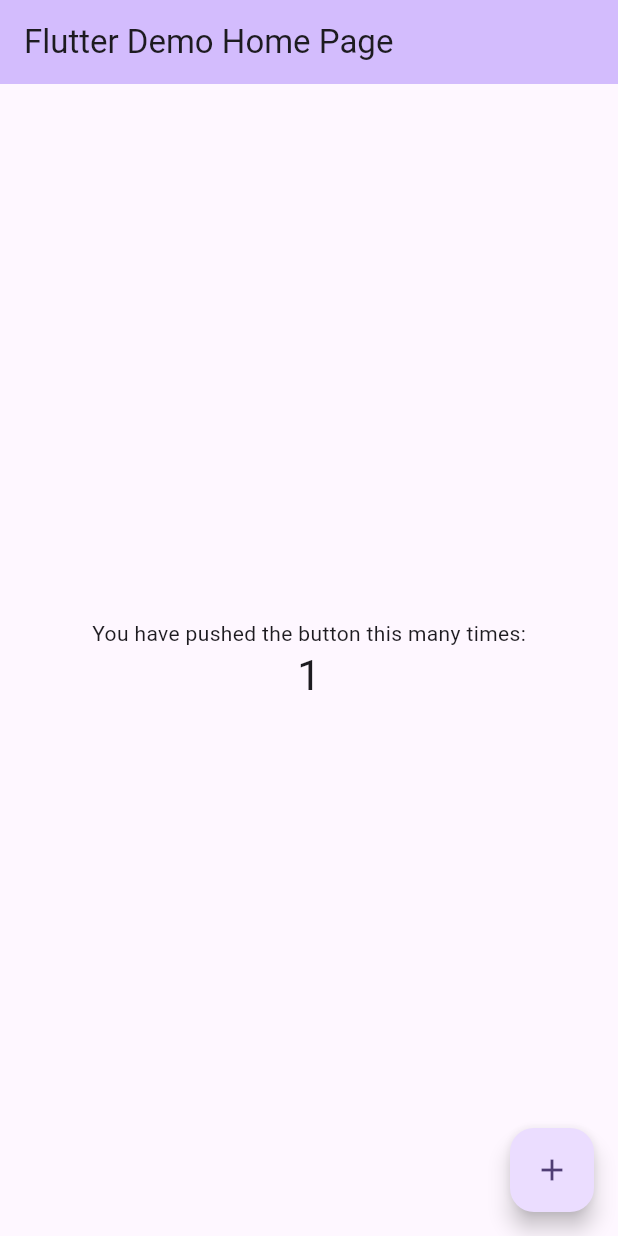
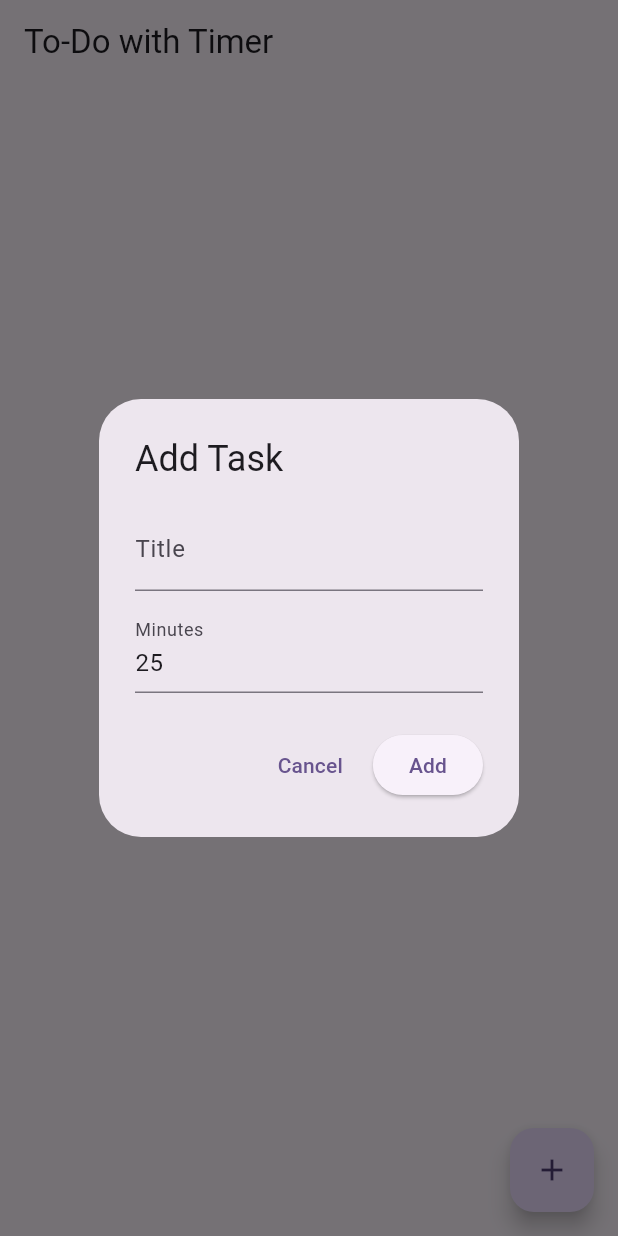
Before and after one commit to happyalisa0864/productivity-app, a Flutter app: the screen it shows after launch, after a tap on the "add" icon, on a phone screen of 412 x 824 dp. Run offline on Flutter 3.47's test engine with Material 3 defaults, Android fonts, the light colour scheme and no system bars; our stand-ins replace flutter_riverpod, shared_preferences.

Commit message:
feat: initialize iOS CocoaPods and add Riverpod setup with task repository

```diff
--- a/lib/main.dart
+++ b/lib/main.dart
@@ -1,7 +1,9 @@
 import 'package:flutter/material.dart';
+import 'package:flutter_riverpod/flutter_riverpod.dart';
+import 'package:productivity_app/src/presentation/pages/home_page.dart';
 
 void main() {
-  runApp(const MyApp());
+  runApp(const ProviderScope(child: MyApp()));
 }
 
 class MyApp extends StatelessWidget {
@@ -11,7 +13,7 @@
   @override
   Widget build(BuildContext context) {
     return MaterialApp(
-      title: 'Flutter Demo',
+      title: 'Productivity App',
       theme: ThemeData(
         // This is the theme of your application.
         //
@@ -30,7 +32,7 @@
         // tested with just a hot reload.
         colorScheme: ColorScheme.fromSeed(seedColor: Colors.deepPurple),
       ),
-      home: const MyHomePage(title: 'Flutter Demo Home Page'),
+      home: const HomePage(),
     );
   }
 }
--- /dev/null
+++ b/lib/src/core/providers.dart
@@ -0,0 +1,11 @@
+import 'package:flutter_riverpod/flutter_riverpod.dart';
+import 'package:productivity_app/src/data/datasources/local_data_source.dart';
+import 'package:productivity_app/src/data/repositories/task_repository_impl.dart';
+import 'package:productivity_app/src/domain/repositories/task_repository.dart';
+import 'package:shared_preferences/shared_preferences.dart';
+
+final repositoryProvider = FutureProvider<TaskRepository>((ref) async {
+  final prefs = await SharedPreferences.getInstance();
+  final local = SharedPreferencesLocalDataSource(prefs);
+  return TaskRepositoryImpl(local);
+});
--- /dev/null
+++ b/lib/src/data/datasources/local_data_source.dart
@@ -0,0 +1,23 @@
+import 'package:shared_preferences/shared_preferences.dart';
+
+abstract class LocalDataSource {
+  Future<List<String>> readTasksJson();
+  Future<void> writeTasksJson(List<String> tasksJson);
+}
+
+class SharedPreferencesLocalDataSource implements LocalDataSource {
+  static const String key = 'tasks';
+  final SharedPreferences prefs;
+  SharedPreferencesLocalDataSource(this.prefs);
+
+  @override
+  Future<List<String>> readTasksJson() async {
+    final list = prefs.getStringList(key);
+    return list ?? <String>[];
+  }
+
+  @override
+  Future<void> writeTasksJson(List<String> tasksJson) async {
+    await prefs.setStringList(key, tasksJson);
+  }
+}
--- /dev/null
+++ b/lib/src/data/repositories/task_repository_impl.dart
@@ -0,0 +1,21 @@
+import 'package:productivity_app/src/data/datasources/local_data_source.dart';
+import 'package:productivity_app/src/data/models/task_model.dart';
+import 'package:productivity_app/src/domain/entities/task.dart';
+import 'package:productivity_app/src/domain/repositories/task_repository.dart';
+
+class TaskRepositoryImpl implements TaskRepository {
+  final LocalDataSource local;
+  TaskRepositoryImpl(this.local);
+
+  @override
+  Future<List<Task>> loadTasks() async {
+    final raw = await local.readTasksJson();
+    return raw.map((e) => TaskModel.fromJson(e).toEntity()).toList();
+  }
+
+  @override
+  Future<void> saveTasks(List<Task> tasks) async {
+    final jsonList = tasks.map((t) => TaskModel.fromEntity(t).toJson()).toList();
+    await local.writeTasksJson(jsonList);
+  }
+}
--- /dev/null
+++ b/lib/src/domain/entities/task.dart
@@ -0,0 +1,47 @@
+class Task {
+  final String id;
+  final String title;
+  final int totalSeconds;
+  final int remainingSeconds;
+  final bool isCompleted;
+  final bool isRunning;
+  final DateTime createdAt;
+  final DateTime updatedAt;
+
+  const Task({
+    required this.id,
+    required this.title,
+    required this.totalSeconds,
+    required this.remainingSeconds,
+    required this.isCompleted,
+    required this.isRunning,
+    required this.createdAt,
+    required this.updatedAt,
+  });
+
+  Task copyWith({
+    String? id,
+    String? title,
+    int? totalSeconds,
+    int? remainingSeconds,
+    bool? isCompleted,
+    bool? isRunning,
+    DateTime? createdAt,
+    DateTime? updatedAt,
+  }) {
+    return Task(
+      id: id ?? this.id,
+      title: title ?? this.title,
+      totalSeconds: totalSeconds ?? this.totalSeconds,
+      remainingSeconds: remainingSeconds ?? this.remainingSeconds,
+      isCompleted: isCompleted ?? this.isCompleted,
+      isRunning: isRunning ?? this.isRunning,
+      createdAt: createdAt ?? this.createdAt,
+      updatedAt: updatedAt ?? this.updatedAt,
+    );
+  }
+
+  double get progress => totalSeconds == 0
+      ? 0
+      : (1 - (remainingSeconds.clamp(0, totalSeconds) / totalSeconds));
+}
--- /dev/null
+++ b/lib/src/domain/repositories/task_repository.dart
@@ -0,0 +1,6 @@
+import 'package:productivity_app/src/domain/entities/task.dart';
+
+abstract class TaskRepository {
+  Future<List<Task>> loadTasks();
+  Future<void> saveTasks(List<Task> tasks);
+}
--- /dev/null
+++ b/lib/src/presentation/notifiers/task_notifier.dart
@@ -0,0 +1,160 @@
+import 'dart:async';
+
+import 'package:flutter_riverpod/flutter_riverpod.dart';
+import 'package:productivity_app/src/domain/entities/task.dart';
+import 'package:productivity_app/src/domain/repositories/task_repository.dart';
+import 'package:uuid/uuid.dart';
+
+class TaskNotifier extends StateNotifier<AsyncValue<List<Task>>> {
+  final TaskRepository? _repo;
+  Timer? _timer;
+  String? _runningTaskId;
+
+  TaskNotifier.loading()
+      : _repo = null,
+        super(const AsyncLoading());
+
+  TaskNotifier.error(Object e, StackTrace st)
+      : _repo = null,
+        super(AsyncError(e, st));
+
+  TaskNotifier(this._repo) : super(const AsyncLoading());
+
+  Future<void> init() async {
+    final repo = _repo!;
+    try {
+      final tasks = await repo.loadTasks();
+      state = AsyncData(tasks);
+    } catch (e, st) {
+      state = AsyncError(e, st);
+    }
+  }
+
+  Future<void> _persist(List<Task> tasks) async {
+    final repo = _repo;
+    if (repo == null) return;
+    await repo.saveTasks(tasks);
+  }
+
+  Future<void> addTask({required String title, required int minutes}) async {
+    final current = state.value ?? <Task>[];
+    final now = DateTime.now();
+    final total = minutes * 60;
+    final task = Task(
+      id: const Uuid().v4(),
+      title: title.trim(),
+      totalSeconds: total,
+      remainingSeconds: total,
+      isCompleted: false,
+      isRunning: false,
+      createdAt: now,
+      updatedAt: now,
+    );
+    final updated = [...current, task];
+    state = AsyncData(updated);
+    await _persist(updated);
+  }
+
+  Future<void> deleteTask(String id) async {
+    // If deleting the running task, stop timer
+    if (_runningTaskId == id) {
+      await pauseTimer();
+    }
+    final updated = (state.value ?? <Task>[]).where((t) => t.id != id).toList();
+    state = AsyncData(updated);
+    await _persist(updated);
+  }
+
+  Future<void> toggleComplete(String id) async {
+    final list = [...(state.value ?? <Task>[])];
+    final idx = list.indexWhere((t) => t.id == id);
+    if (idx == -1) return;
+    final t = list[idx];
+    final completed = !t.isCompleted;
+    // If marking complete and it's running, pause
+    if (completed && _runningTaskId == id) {
+      await pauseTimer(save: false);
+    }
+    list[idx] = t.copyWith(
+      isCompleted: completed,
+      isRunning: false,
+      updatedAt: DateTime.now(),
+    );
+    state = AsyncData(list);
+    await _persist(list);
+  }
+
+  Future<void> startTimer(String id) async {
+    // Stop any existing timer first
+    if (_runningTaskId != null && _runningTaskId != id) {
+      await pauseTimer(save: false);
+    }
+
+    final list = [...(state.value ?? <Task>[])];
+    final idx = list.indexWhere((t) => t.id == id);
+    if (idx == -1) return;
+    var task = list[idx];
+    if (task.isCompleted) return; // do not start completed tasks
+
+    _runningTaskId = id;
+    task = task.copyWith(isRunning: true, updatedAt: DateTime.now());
+    list[idx] = task;
+    state = AsyncData(list);
+    await _persist(list);
+
+    _timer?.cancel();
+    _timer = Timer.periodic(const Duration(seconds: 1), (timer) async {
+      final currentList = [...(state.value ?? <Task>[])];
+      final i = currentList.indexWhere((t) => t.id == id);
+      if (i == -1) {
+        timer.cancel();
+        _runningTaskId = null;
+        return;
+      }
+      var cur = currentList[i];
+      if (!cur.isRunning) {
+        timer.cancel();
+        if (_runningTaskId == id) _runningTaskId = null;
+        return;
+      }
+
+      final remaining = (cur.remainingSeconds - 1).clamp(0, cur.totalSeconds);
+      final done = remaining == 0;
+      cur = cur.copyWith(
+        remainingSeconds: remaining,
+        isRunning: !done,
+        isCompleted: cur.isCompleted || done,
+        updatedAt: DateTime.now(),
+      );
+      currentList[i] = cur;
+      state = AsyncData(currentList);
+      await _persist(currentList);
+
+      if (done) {
+        timer.cancel();
+        if (_runningTaskId == id) _runningTaskId = null;
+      }
+    });
+  }
+
+  Future<void> pauseTimer({bool save = true}) async {
+    _timer?.cancel();
+    final runningId = _runningTaskId;
+    _runningTaskId = null;
+    if (runningId == null) return;
+
+    final list = [...(state.value ?? <Task>[])];
+    final idx = list.indexWhere((t) => t.id == runningId);
+    if (idx == -1) return;
+    final t = list[idx].copyWith(isRunning: false, updatedAt: DateTime.now());
+    list[idx] = t;
+    state = AsyncData(list);
+    if (save) await _persist(list);
+  }
+
+  @override
+  void dispose() {
+    _timer?.cancel();
+    super.dispose();
+  }
+}
--- /dev/null
+++ b/lib/src/presentation/pages/home_page.dart
@@ -0,0 +1,58 @@
+import 'package:flutter/material.dart';
+import 'package:flutter_riverpod/flutter_riverpod.dart';
+import 'package:productivity_app/src/presentation/providers/task_providers.dart';
+import 'package:productivity_app/src/presentation/widgets/add_task_dialog.dart';
+import 'package:productivity_app/src/presentation/widgets/task_tile.dart';
+
+class HomePage extends ConsumerWidget {
+  const HomePage({super.key});
+
+  @override
+  Widget build(BuildContext context, WidgetRef ref) {
+    final tasksAsync = ref.watch(taskNotifierProvider);
+    final notifier = ref.read(taskNotifierProvider.notifier);
+
+    return Scaffold(
+      appBar: AppBar(
+        title: const Text('To-Do with Timer'),
+      ),
+      body: tasksAsync.when(
+        loading: () => const Center(child: CircularProgressIndicator()),
+        error: (e, _) => Center(child: Text('Error: $e')),
+        data: (tasks) {
+          if (tasks.isEmpty) {
+            return const Center(
+              child: Text('No tasks yet. Tap + to add one.'),
+            );
+          }
+          return ListView.builder(
+            padding: const EdgeInsets.symmetric(vertical: 8, horizontal: 8),
+            itemCount: tasks.length,
+            itemBuilder: (context, index) {
+              final task = tasks[index];
+              return TaskTile(
+                task: task,
+                onStart: () => notifier.startTimer(task.id),
+                onPause: () => notifier.pauseTimer(),
+                onToggleComplete: () => notifier.toggleComplete(task.id),
+                onDelete: () => notifier.deleteTask(task.id),
+              );
+            },
+          );
+        },
+      ),
+      floatingActionButton: FloatingActionButton(
+        onPressed: () async {
+          final result = await showDialog<AddTaskResult>(
+            context: context,
+            builder: (_) => const AddTaskDialog(),
+          );
+          if (result != null) {
+            await notifier.addTask(title: result.title, minutes: result.minutes);
+          }
+        },
+        child: const Icon(Icons.add),
+      ),
+    );
+  }
+}
--- /dev/null
+++ b/lib/src/presentation/providers/task_providers.dart
@@ -0,0 +1,20 @@
+import 'package:flutter_riverpod/flutter_riverpod.dart';
+import 'package:productivity_app/src/core/providers.dart';
+import 'package:productivity_app/src/domain/entities/task.dart';
+import 'package:productivity_app/src/presentation/notifiers/task_notifier.dart';
+
+final taskNotifierProvider =
+    StateNotifierProvider<TaskNotifier, AsyncValue<List<Task>>>((ref) {
+  final repoAsync = ref.watch(repositoryProvider);
+  return repoAsync.when(
+    data: (repo) {
+      final notifier = TaskNotifier(repo);
+      // Fire-and-forget initialization
+      // ignore: discarded_futures
+      notifier.init();
+      return notifier;
+    },
+    loading: () => TaskNotifier.loading(),
+    error: (e, st) => TaskNotifier.error(e, st),
+  );
+});
--- /dev/null
+++ b/lib/src/presentation/widgets/add_task_dialog.dart
@@ -0,0 +1,77 @@
+import 'package:flutter/material.dart';
+
+class AddTaskResult {
+  final String title;
+  final int minutes;
+  const AddTaskResult(this.title, this.minutes);
+}
+
+class AddTaskDialog extends StatefulWidget {
+  const AddTaskDialog({super.key});
+
+  @override
+  State<AddTaskDialog> createState() => _AddTaskDialogState();
+}
+
+class _AddTaskDialogState extends State<AddTaskDialog> {
+  final _formKey = GlobalKey<FormState>();
+  final _titleCtrl = TextEditingController();
+  final _minutesCtrl = TextEditingController(text: '25');
+
+  @override
+  void dispose() {
+    _titleCtrl.dispose();
+    _minutesCtrl.dispose();
+    super.dispose();
+  }
+
+  void _submit() {
+    if (!_formKey.currentState!.validate()) return;
+    final title = _titleCtrl.text.trim();
+    final minutes = int.tryParse(_minutesCtrl.text) ?? 0;
+    Navigator.of(context).pop(AddTaskResult(title, minutes));
+  }
+
+  @override
+  Widget build(BuildContext context) {
+    return AlertDialog(
+      title: const Text('Add Task'),
+      content: Form(
+        key: _formKey,
+        child: Column(
+          mainAxisSize: MainAxisSize.min,
+          children: [
+            TextFormField(
+              controller: _titleCtrl,
+              decoration: const InputDecoration(labelText: 'Title'),
+              textInputAction: TextInputAction.next,
+              validator: (v) => (v == null || v.trim().isEmpty)
+                  ? 'Please enter a title'
+                  : null,
+            ),
+            const SizedBox(height: 12),
+            TextFormField(
+              controller: _minutesCtrl,
+              decoration: const InputDecoration(labelText: 'Minutes'),
+              keyboardType: TextInputType.number,
+              validator: (v) {
+                final n = int.tryParse(v ?? '');
+                if (n == null || n <= 0) return 'Enter a positive number';
+                if (n > 1440) return 'Keep under 24 hours';
+                return null;
+              },
+              onFieldSubmitted: (_) => _submit(),
+            ),
+          ],
+        ),
+      ),
+      actions: [
+        TextButton(
+          onPressed: () => Navigator.of(context).pop(),
+          child: const Text('Cancel'),
+        ),
+        ElevatedButton(onPressed: _submit, child: const Text('Add')),
+      ],
+    );
+  }
+}
--- /dev/null
+++ b/lib/src/presentation/widgets/task_tile.dart
@@ -0,0 +1,79 @@
+import 'package:flutter/material.dart';
+import 'package:productivity_app/src/domain/entities/task.dart';
+import 'package:productivity_app/src/presentation/utils/time_format.dart';
+
+class TaskTile extends StatelessWidget {
+  final Task task;
+  final VoidCallback onStart;
+  final VoidCallback onPause;
+  final VoidCallback onToggleComplete;
+  final VoidCallback onDelete;
+
+  const TaskTile({
+    super.key,
+    required this.task,
+    required this.onStart,
+    required this.onPause,
+    required this.onToggleComplete,
+    required this.onDelete,
+  });
+
+  @override
+  Widget build(BuildContext context) {
+    final theme = Theme.of(context);
+    final progress = task.progress;
+    final time = formatSeconds(task.remainingSeconds);
+
+    return Card(
+      child: ListTile(
+        leading: IconButton(
+          icon: Icon(task.isCompleted
+              ? Icons.check_circle
+              : Icons.radio_button_unchecked),
+          color: task.isCompleted
+              ? theme.colorScheme.primary
+              : theme.colorScheme.outline,
+          onPressed: onToggleComplete,
+          tooltip: task.isCompleted ? 'Mark incomplete' : 'Mark complete',
+        ),
+        title: Text(
+          task.title,
+          style: task.isCompleted
+              ? theme.textTheme.titleMedium?.copyWith(
+                  decoration: TextDecoration.lineThrough,
+                  color: theme.disabledColor,
+                )
+              : theme.textTheme.titleMedium,
+        ),
+        subtitle: Column(
+          crossAxisAlignment: CrossAxisAlignment.start,
+          children: [
+            LinearProgressIndicator(value: progress == 0 ? null : progress),
+            const SizedBox(height: 6),
+            Text(
+              task.isCompleted ? 'Completed' : 'Remaining: $time',
+              style: theme.textTheme.bodySmall,
+            ),
+          ],
+        ),
+        trailing: Row(
+          mainAxisSize: MainAxisSize.min,
+          children: [
+            IconButton(
+              icon: Icon(task.isRunning ? Icons.pause : Icons.play_arrow),
+              onPressed: task.isCompleted
+                  ? null
+                  : (task.isRunning ? onPause : onStart),
+              tooltip: task.isRunning ? 'Pause' : 'Start',
+            ),
+            IconButton(
+              icon: const Icon(Icons.delete_outline),
+              onPressed: onDelete,
+              tooltip: 'Delete',
+            ),
+          ],
+        ),
+      ),
+    );
+  }
+}
--- a/pubspec.yaml
+++ b/pubspec.yaml
@@ -34,6 +34,9 @@ dependencies:
   # The following adds the Cupertino Icons font to your application.
   # Use with the CupertinoIcons class for iOS style icons.
   cupertino_icons: ^1.0.8
+  flutter_riverpod: ^2.5.1
+  shared_preferences: ^2.2.3
+  uuid: ^4.3.3
 
 dev_dependencies:
   flutter_test:
```
Also changed, not shown: lib/src/data/models/task_model.dart (added, +72 -0 lines), lib/src/domain/usecases/load_tasks.dart (added, +11 -0 lines), lib/src/presentation/utils/time_format.dart (added, +9 -0 lines), pubspec.lock, 6 other files.
